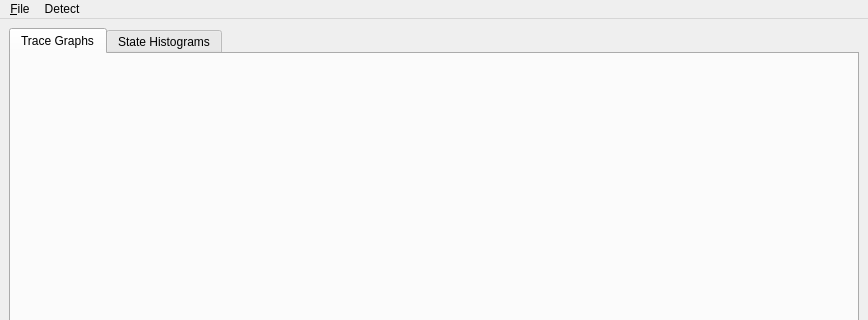
Above: src/DeepGapSeq/GUI/GUI_windows/mainwindow_gui.ui from piedrro/DeepGapSeq before the change; both pictures show x 0 to 868 and y 0 to 320 of the 868 by 604 pixel window. Below: the same form after it.
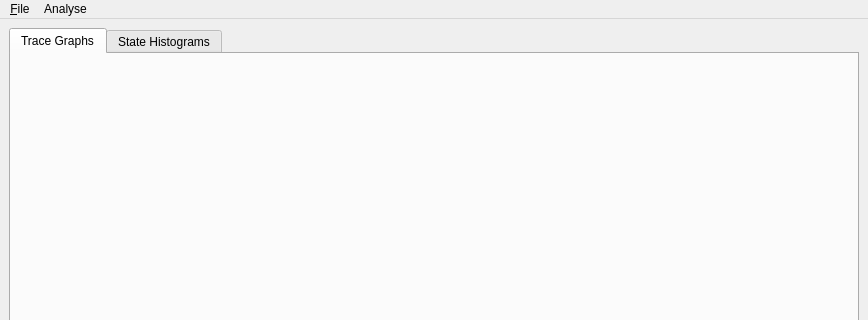
That is the form after the change.

Commit message: added detect window and utils file

```diff
--- a/src/DeepGapSeq/GUI/GUI_windows/mainwindow_gui.ui
+++ b/src/DeepGapSeq/GUI/GUI_windows/mainwindow_gui.ui
@@ -584,7 +584,7 @@
    </widget>
    <widget class="QMenu" name="menuAnalysis_2">
     <property name="title">
-     <string>Detect</string>
+     <string>Analyse</string>
     </property>
     <addaction name="actionDetect_Binding_Events"/>
     <addaction name="actionFit_Hidden_States_F"/>
```
Left out of the diff: 8 changed lines with no effect on the pictures. The commit also changes 4 other files.
